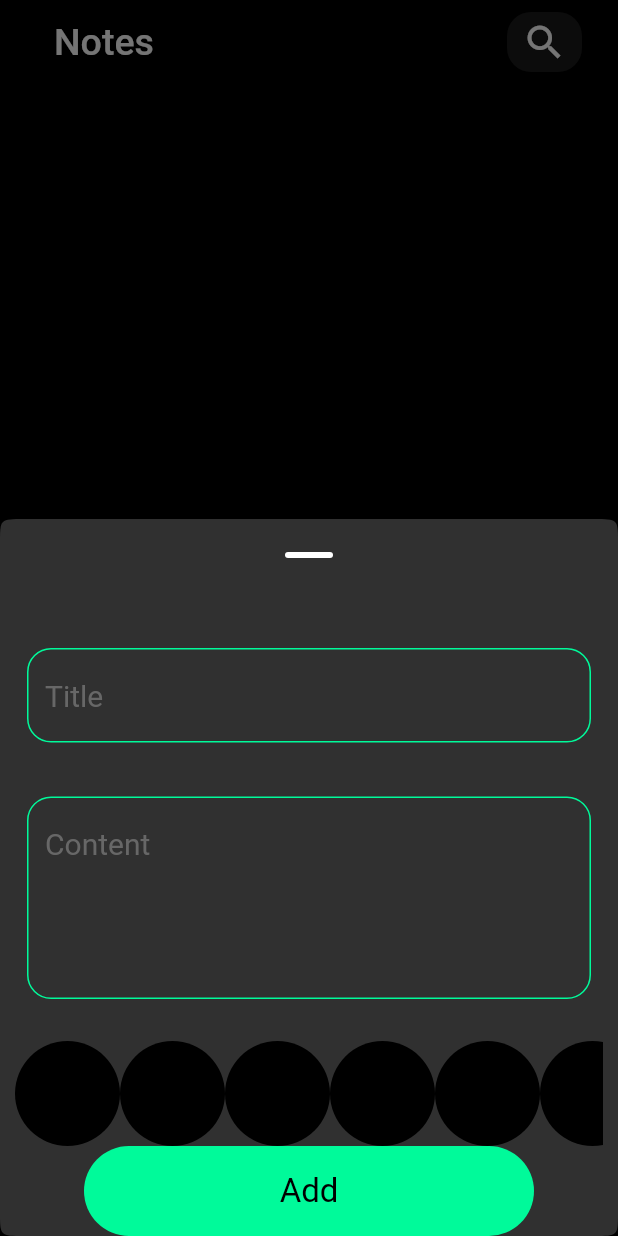
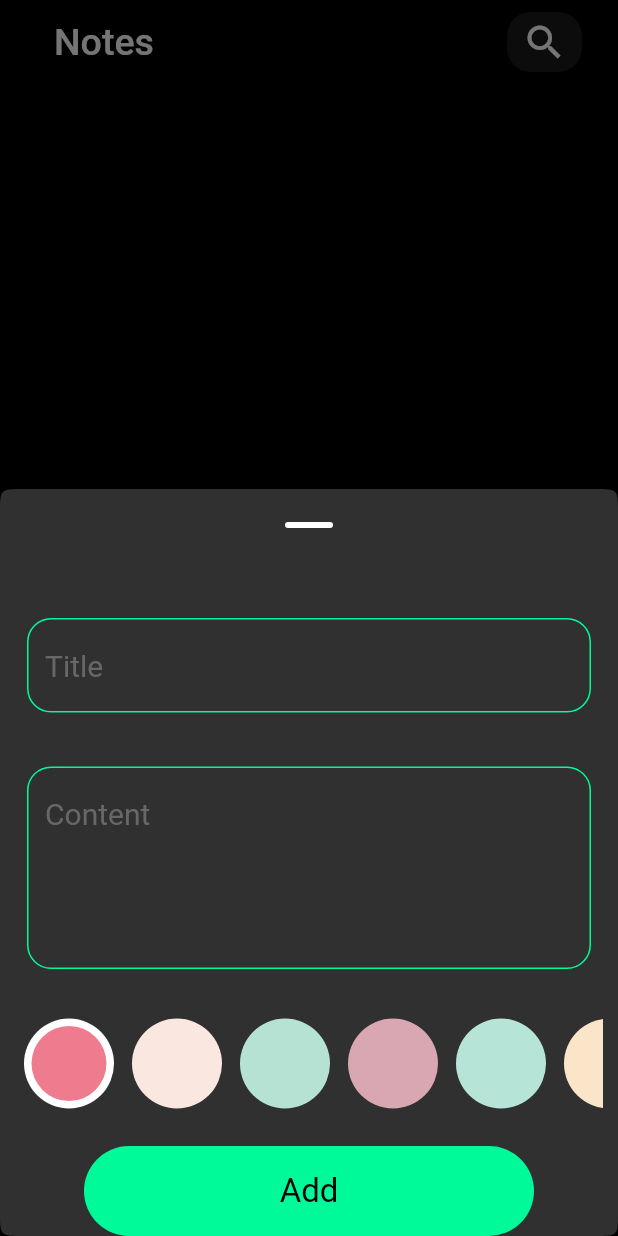
Before and after one commit to XMMX4K/notesalone, a Flutter app: the screen it shows after launch, after a tap on the "add" icon, on a phone screen of 412 x 824 dp. Run offline on Flutter 3.47's test engine with Material 2 defaults, Android fonts, the phone set to English and light mode, and no system bars; our stand-ins replace flutter_bloc, hive, hive_flutter; accounts and stored records are empty.

Commit message:
create color list view

```diff
--- a/lib/views/widgets/ColorsListView.dart
+++ b/lib/views/widgets/ColorsListView.dart
@@ -1,29 +1,74 @@
+// ignore_for_file: public_member_api_docs, sort_constructors_first
 import 'package:flutter/material.dart';
 
 class ColorItems extends StatelessWidget {
-  const ColorItems({super.key});
+  const ColorItems({
+    Key? key,
+    required this.isActive,
+    required this.color,
+  }) : super(key: key);
+
+  final bool isActive;
+  final Color color;
 
   @override
   Widget build(BuildContext context) {
-    return CircleAvatar(
-      radius: 35,
-      backgroundColor: Colors.black,
-    );
+    return isActive
+        ? CircleAvatar(
+            radius: 30,
+            backgroundColor: Colors.white,
+            child: CircleAvatar(
+              radius: 25,
+              backgroundColor: color,
+            ),
+          )
+        : CircleAvatar(
+            backgroundColor: color,
+            radius: 30,
+          );
   }
 }
 
-class ColorsList extends StatelessWidget {
+class ColorsList extends StatefulWidget {
   const ColorsList({super.key});
 
+  @override
+  State<ColorsList> createState() => _ColorsListState();
+}
+
+class _ColorsListState extends State<ColorsList> {
+  int Currentstate = 0;
+  List<Color> color = const [
+    Color(0xffef7c8e),
+    Color(0xfffae8e0),
+    Color(0xffb6e2d3),
+    Color(0xffd8a7b1),
+    Color(0xffb6e5d8),
+    Color(0xfffbe5c8),
+    Color(0xff8fdde7),
+    Color(0xffe3e8e9),
+  ];
   @override
   Widget build(BuildContext context) {
     return SizedBox(
       height: 70,
       child: ListView.builder(
           scrollDirection: Axis.horizontal,
-          itemCount: 10,
+          itemCount: color.length,
           itemBuilder: (context, index) {
-            return ColorItems();
+            return Padding(
+              padding: const EdgeInsets.symmetric(horizontal: 6),
+              child: GestureDetector(
+                onTap: () {
+                  Currentstate = index;
+                  setState(() {});
+                },
+                child: ColorItems(
+                  color: color[index],
+                  isActive: Currentstate == index,
+                ),
+              ),
+            );
           }),
     );
   }
--- a/lib/views/widgets/addnoteForm.dart
+++ b/lib/views/widgets/addnoteForm.dart
@@ -51,6 +51,9 @@ class _addnoteFormState extends State<addnoteForm> {
             height: 20,
           ),
           ColorsList(),
+          SizedBox(
+            height: 20,
+          ),
           BlocBuilder<addcubit, AddNoteState>(
             builder: (context, state) {
               return CusttomContainer(
```
